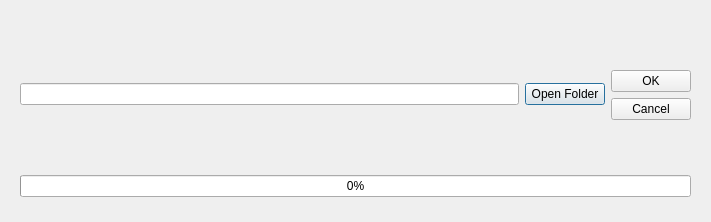
Above: src/filedialog.ui from Mighty-A/RideHailingDataAnalyzer before the change. Below: the same form after it.
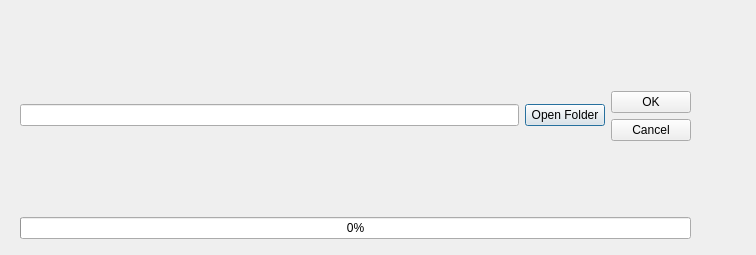
That is the form after the change.

The edit to the form file:
```diff
--- a/src/filedialog.ui
+++ b/src/filedialog.ui
@@ -6,8 +6,8 @@
    <rect>
     <x>0</x>
     <y>0</y>
-    <width>711</width>
-    <height>222</height>
+    <width>756</width>
+    <height>255</height>
    </rect>
   </property>
   <property name="windowTitle">
@@ -19,7 +19,7 @@
      <x>20</x>
      <y>20</y>
      <width>671</width>
-     <height>177</height>
+     <height>219</height>
     </rect>
    </property>
    <layout class="QVBoxLayout" name="verticalLayout_2">
```
